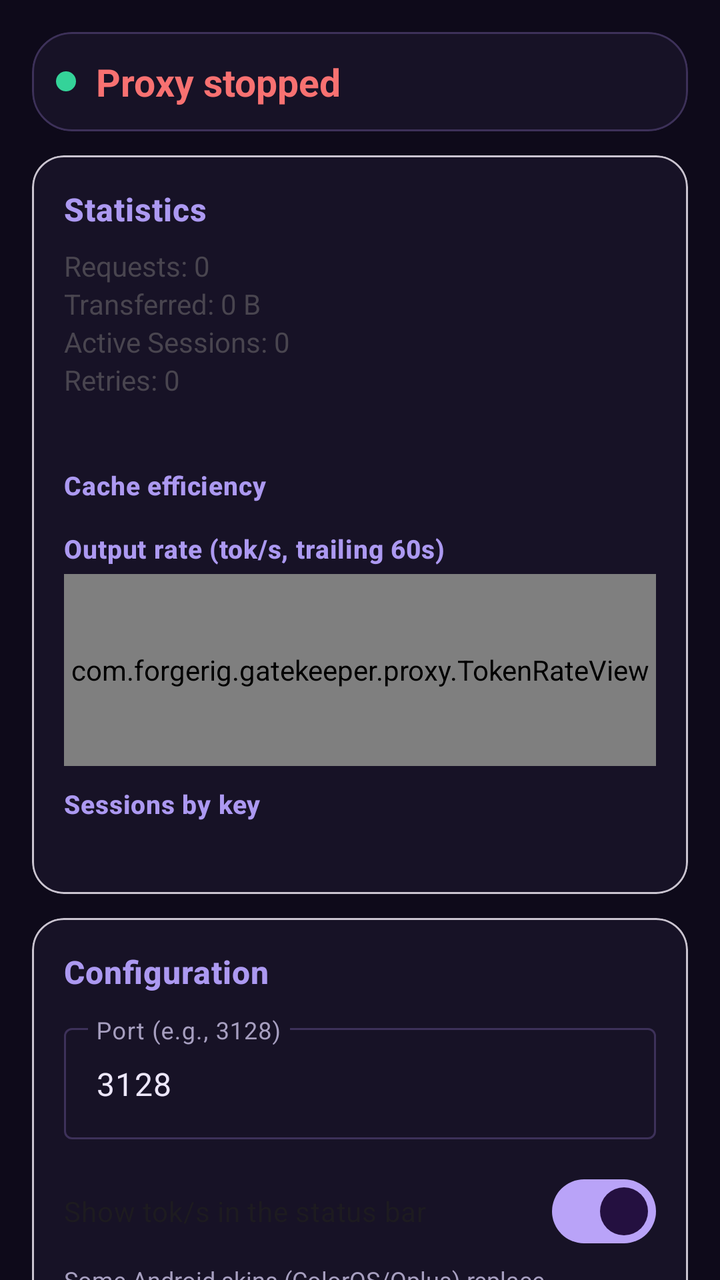
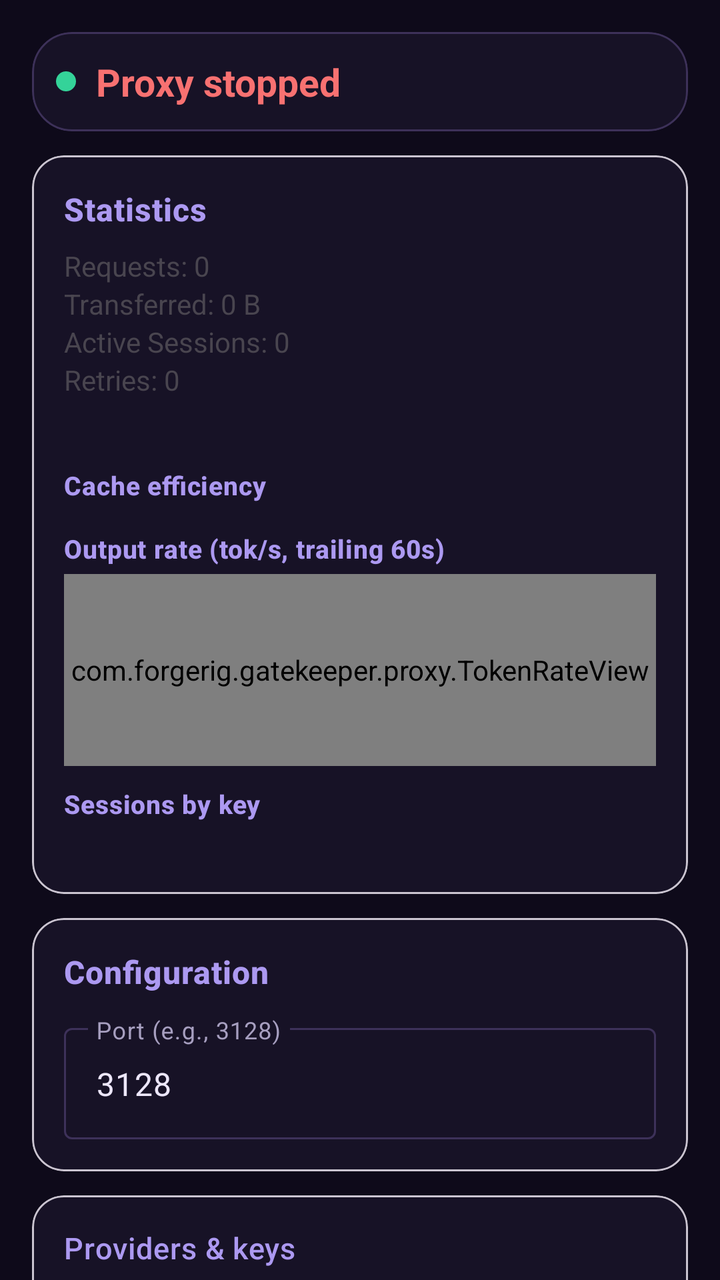

Two renders of the same Android screen: before a commit and after it. Below are the layout's source before the change and the commit's diff.
<!-- AndroidManifest.xml: activity theme Theme.ProxyApp.NoActionBar -->
<!-- res/layout/activity_main.xml -->
<?xml version="1.0" encoding="utf-8"?>
<androidx.constraintlayout.widget.ConstraintLayout
    xmlns:android="http://schemas.android.com/apk/res/android"
    xmlns:app="http://schemas.android.com/apk/res-auto"
    xmlns:tools="http://schemas.android.com/tools"
    android:layout_width="match_parent"
    android:layout_height="match_parent"
    android:fitsSystemWindows="true"
    tools:context=".MainActivity">

    <androidx.core.widget.NestedScrollView
        android:layout_width="match_parent"
        android:layout_height="0dp"
        android:fillViewport="true"
        app:layout_constraintBottom_toBottomOf="parent"
        app:layout_constraintTop_toTopOf="parent"
        app:layout_constraintStart_toStartOf="parent"
        app:layout_constraintEnd_toEndOf="parent">

        <LinearLayout
            android:layout_width="match_parent"
            android:layout_height="wrap_content"
            android:orientation="vertical"
            android:padding="16dp">

            <com.google.android.material.card.MaterialCardView
                android:id="@+id/statusCard"
                android:layout_width="match_parent"
                android:layout_height="wrap_content"
                android:layout_marginBottom="12dp"
                app:cardCornerRadius="20dp"
                app:strokeWidth="1dp"
                app:strokeColor="@color/outline"
                app:cardBackgroundColor="@color/surface">

                <LinearLayout
                    android:layout_width="match_parent"
                    android:layout_height="wrap_content"
                    android:orientation="vertical"
                    android:padding="12dp">

                    <LinearLayout
                        android:layout_width="match_parent"
                        android:layout_height="wrap_content"
                        android:orientation="horizontal"
                        android:gravity="center_vertical">

                        <View
                            android:id="@+id/statusDot"
                            android:layout_width="10dp"
                            android:layout_height="10dp"
                            android:layout_marginEnd="10dp"
                            android:background="@drawable/status_dot" />

                        <TextView
                            android:id="@+id/statusText"
                            android:layout_width="0dp"
                            android:layout_height="wrap_content"
                            android:layout_weight="1"
                            android:text="@string/proxy_stopped"
                            android:textSize="19sp"
                            android:textStyle="bold"
                            android:textColor="@color/red" />
                    </LinearLayout>

                    <TextView
                        android:id="@+id/portText"
                        android:layout_width="match_parent"
                        android:layout_height="wrap_content"
                        android:text=""
                        android:textSize="13sp"
                        android:gravity="center"
                        android:layout_marginTop="4dp"
                        android:textColor="@color/purple_200"
                        android:visibility="gone"/>

                    <TextView
                        android:id="@+id/upstreamText"
                        android:layout_width="match_parent"
                        android:layout_height="wrap_content"
                        android:text=""
                        android:textSize="12sp"
                        android:gravity="center"
                        android:layout_marginTop="2dp"
                        android:visibility="gone"/>
                </LinearLayout>
            </com.google.android.material.card.MaterialCardView>

            <com.google.android.material.card.MaterialCardView
                android:id="@+id/statsCard"
                android:layout_width="match_parent"
                android:layout_height="wrap_content"
                app:cardBackgroundColor="@color/surface"
                android:layout_marginBottom="12dp"
                app:cardCornerRadius="16dp">

                <LinearLayout
                    android:layout_width="match_parent"
                    android:layout_height="wrap_content"
                    android:orientation="vertical"
                    android:padding="16dp">

                    <TextView
                        android:layout_width="match_parent"
                        android:layout_height="wrap_content"
                        android:text="Statistics"
                        android:textSize="16sp"
                        android:textStyle="bold"
                        style="@style/Text.SectionTitle"/>

                    <TextView
                        android:id="@+id/requestsText"
                        android:layout_width="match_parent"
                        android:layout_height="wrap_content"
                        android:text="Requests: 0"
                        android:layout_marginTop="8dp"/>

                    <TextView
                        android:id="@+id/bytesText"
                        android:layout_width="match_parent"
                        android:layout_height="wrap_content"
                        android:text="Transferred: 0 B"/>

                    <TextView
                        android:id="@+id/sessionsText"
                        android:layout_width="match_parent"
                        android:layout_height="wrap_content"
                        android:text="Active Sessions: 0"/>

                    <TextView
                        android:id="@+id/retriesText"
                        android:layout_width="match_parent"
                        android:layout_height="wrap_content"
                        android:text="Retries: 0"/>

                    <TableLayout
                        android:id="@+id/tokensTable"
                        android:layout_width="match_parent"
                        android:layout_height="wrap_content"
                        android:layout_marginTop="8dp"
                        android:stretchColumns="1,2,3,4"
                        android:shrinkColumns="0">
                    </TableLayout>

                    <TextView
                        android:id="@+id/tokensFooterText"
                        android:layout_width="match_parent"
                        android:layout_height="wrap_content"
                        android:textSize="12sp"
                        android:fontFamily="monospace"
                        android:textColor="@color/title_violet"
                        android:text=""/>

                    <TextView
                        android:layout_width="match_parent"
                        android:layout_height="wrap_content"
                        android:layout_marginTop="10dp"
                        android:text="Cache efficiency"
                        android:textSize="13sp"
                        android:textStyle="bold"
                        style="@style/Text.SectionTitle"/>

                    <LinearLayout
                        android:id="@+id/cacheChart"
                        android:layout_width="match_parent"
                        android:layout_height="wrap_content"
                        android:layout_marginTop="4dp"
                        android:orientation="vertical">
                    </LinearLayout>

                    <TextView
                        android:layout_width="match_parent"
                        android:layout_height="wrap_content"
                        android:layout_marginTop="10dp"
                        android:text="Output rate (tok/s, trailing 60s)"
                        android:textSize="13sp"
                        android:textStyle="bold"
                        style="@style/Text.SectionTitle"/>

                    <com.forgerig.gatekeeper.proxy.TokenRateView
                        android:id="@+id/rateChart"
                        android:layout_width="match_parent"
                        android:layout_height="96dp"
                        android:layout_marginTop="4dp"/>

                    <TextView
                        android:layout_width="match_parent"
                        android:layout_height="wrap_content"
                        android:layout_marginTop="10dp"
                        android:text="Sessions by key"
                        android:textSize="13sp"
                        android:textStyle="bold"
                        style="@style/Text.SectionTitle"/>

                    <LinearLayout
                        android:id="@+id/sessionsList"
                        android:layout_width="match_parent"
                        android:layout_height="wrap_content"
                        android:layout_marginTop="4dp"
                        android:orientation="vertical">
                    </LinearLayout>

                    <TextView
                        android:id="@+id/hostsText"
                        android:layout_width="match_parent"
                        android:layout_height="wrap_content"
                        android:textSize="12sp"
                        android:fontFamily="monospace"
                        android:text=""/>
                </LinearLayout>
            </com.google.android.material.card.MaterialCardView>

            <com.google.android.material.card.MaterialCardView
                android:id="@+id/configCard"
                android:layout_width="match_parent"
                android:layout_height="wrap_content"
                app:cardBackgroundColor="@color/surface"
                android:layout_marginBottom="12dp"
                app:cardCornerRadius="16dp">

                <LinearLayout
                    android:layout_width="match_parent"
                    android:layout_height="wrap_content"
                    android:orientation="vertical"
                    android:padding="16dp">

                    <TextView
                        android:layout_width="match_parent"
                        android:layout_height="wrap_content"
                        android:text="Configuration"
                        android:textSize="16sp"
                        android:textStyle="bold"
                        style="@style/Text.SectionTitle"/>

                    <com.google.android.material.textfield.TextInputLayout
                        android:layout_width="match_parent"
                        android:layout_height="wrap_content"
                        android:layout_marginTop="12dp"
                        android:hint="@string/port_hint"
                        style="@style/Widget.Material3.TextInputLayout.OutlinedBox">

                        <com.google.android.material.textfield.TextInputEditText
                            android:id="@+id/portInput"
                            android:layout_width="match_parent"
                            android:layout_height="wrap_content"
                            android:inputType="number"
                            android:text="3128"/>
                    </com.google.android.material.textfield.TextInputLayout>
<com.google.android.material.materialswitch.MaterialSwitch
                        android:id="@+id/statusBarRateSwitch"
                        android:layout_width="match_parent"
                        android:layout_height="wrap_content"
                        android:layout_marginTop="12dp"
                        android:text="Show tok/s in the status bar"
                        android:textSize="14sp"
                        android:checked="true"/>

                    <TextView
                        android:layout_width="match_parent"
                        android:layout_height="wrap_content"
                        android:layout_marginTop="2dp"
                        android:text="Some Android skins (ColorOS/Oplus) replace the status-bar icon with the app icon. If so, allow notifications to show it in Settings."
                        android:textSize="12sp"
                        android:textColor="@color/hint_text"/>
                </LinearLayout>
            </com.google.android.material.card.MaterialCardView>

            <com.google.android.material.card.MaterialCardView
                android:id="@+id/providersCard"
                android:layout_width="match_parent"
                android:layout_height="wrap_content"
                android:layout_marginBottom="12dp"
                app:cardCornerRadius="16dp"
                app:cardBackgroundColor="@color/surface">

                <LinearLayout
                    android:layout_width="match_parent"
                    android:layout_height="wrap_content"
                    android:orientation="vertical"
                    android:padding="16dp">

                    <TextView
                        android:layout_width="match_parent"
                        android:layout_height="wrap_content"
                        style="@style/Text.SectionTitle"
                        android:text="@string/providers_title"/>

                    <TextView
                        android:layout_width="match_parent"
                        android:layout_height="wrap_content"
                        style="@style/Text.Hint"
                        android:layout_marginTop="4dp"
                        android:text="@string/providers_hint"/>

                    <TextView
                        android:id="@+id/providersSummaryText"
                        android:layout_width="match_parent"
                        android:layout_height="wrap_content"
                        android:layout_marginTop="8dp"
                        android:textSize="13sp"
                        android:fontFamily="monospace"
                        android:text="no providers configured"/>

                    <com.google.android.material.button.MaterialButton
                        android:id="@+id/addKeyButton"
                        android:layout_width="match_parent"
                        android:layout_height="wrap_content"
                        android:layout_marginTop="8dp"
                        android:text="@string/add_key"
                        style="@style/Widget.Material3.Button.TonalButton"/>

                    <LinearLayout
                        android:layout_width="match_parent"
                        android:layout_height="wrap_content"
                        android:orientation="horizontal"
                        android:layout_marginTop="8dp">

                        <com.google.android.material.button.MaterialButton
                            android:id="@+id/exportBackupButton"
                            android:layout_width="0dp"
                            android:layout_height="wrap_content"
                            android:layout_weight="1"
                            android:layout_marginEnd="4dp"
                            android:text="@string/export_backup"
                            style="@style/Widget.Material3.Button.OutlinedButton"/>

                        <com.google.android.material.button.MaterialButton
                            android:id="@+id/importBackupButton"
                            android:layout_width="0dp"
                            android:layout_height="wrap_content"
                            android:layout_weight="1"
                            android:layout_marginStart="4dp"
                            android:text="@string/import_backup"
                            style="@style/Widget.Material3.Button.OutlinedButton"/>
                    </LinearLayout>

                    <com.google.android.material.button.MaterialButton
                        android:id="@+id/exportCaButton"
                        android:layout_width="match_parent"
                        android:layout_height="wrap_content"
                        android:layout_marginTop="8dp"
                        android:text="@string/export_ca"
                        style="@style/Widget.Material3.Button.OutlinedButton"/>
                </LinearLayout>
            </com.google.android.material.card.MaterialCardView>

            <com.google.android.material.card.MaterialCardView
                android:id="@+id/eventsCard"
                android:layout_width="match_parent"
                android:layout_height="wrap_content"
                android:layout_marginBottom="12dp"
                app:cardCornerRadius="16dp"
                app:cardBackgroundColor="@color/surface">

                <LinearLayout
                    android:layout_width="match_parent"
                    android:layout_height="wrap_content"
                    android:orientation="vertical"
                    android:padding="16dp">

                    <TextView
                        android:layout_width="match_parent"
                        android:layout_height="wrap_content"
                        style="@style/Text.SectionTitle"
                        android:text="@string/events_title"/>

                    <ScrollView
                        android:id="@+id/eventsScrollView"
                        android:layout_width="match_parent"
                        android:layout_height="wrap_content"
                        android:maxHeight="220dp"
                        android:layout_marginTop="8dp"
                        android:background="@drawable/script_block_bg">

                        <TextView
                            android:id="@+id/eventsText"
                            android:layout_width="match_parent"
                            android:layout_height="wrap_content"
                            android:padding="10dp"
                            style="@style/Text.ScriptBlock"
                            android:text="No events yet — start the proxy."/>
                    </ScrollView>
                </LinearLayout>
            </com.google.android.material.card.MaterialCardView>

            <LinearLayout
                android:layout_width="match_parent"
                android:layout_height="wrap_content"
                android:orientation="horizontal"
                android:gravity="center"
                android:layout_marginTop="4dp">

                <com.google.android.material.button.MaterialButton
                    android:id="@+id/startStopButton"
                    android:layout_width="0dp"
                    android:layout_height="wrap_content"
                    android:layout_weight="1"
                    android:layout_marginEnd="8dp"
                    android:text="@string/start_proxy"
                    app:icon="@android:drawable/ic_media_play"/>

                <com.google.android.material.button.MaterialButton
                    android:id="@+id/exportButton"
                    android:layout_width="0dp"
                    android:layout_height="wrap_content"
                    android:layout_weight="1"
                    android:layout_marginStart="8dp"
                    android:text="@string/export_metrics"/>
            </LinearLayout>

            <com.google.android.material.button.MaterialButton
                android:id="@+id/clearButton"
                android:layout_width="match_parent"
                android:layout_height="wrap_content"
                android:layout_marginTop="8dp"
                android:text="@string/clear_metrics"
                style="@style/Widget.Material3.Button.OutlinedButton"/>

            <com.google.android.material.card.MaterialCardView
                android:id="@+id/setupScriptCard"
                android:layout_width="match_parent"
                android:layout_height="wrap_content"
                app:cardBackgroundColor="@color/surface"
                android:layout_marginTop="12dp"
                app:cardCornerRadius="16dp">

                <LinearLayout
                    android:layout_width="match_parent"
                    android:layout_height="wrap_content"
                    android:orientation="vertical"
                    android:padding="16dp">

                    <LinearLayout
                        android:id="@+id/setupScriptHeader"
                        android:layout_width="match_parent"
                        android:layout_height="wrap_content"
                        android:orientation="horizontal"
                        android:gravity="center_vertical"
                        android:clickable="true"
                        android:focusable="true">

                        <TextView
                            android:layout_width="0dp"
                            android:layout_height="wrap_content"
                            android:layout_weight="1"
                            android:text="@string/setup_script_title"
                            android:textSize="16sp"
                            android:textStyle="bold"
                            style="@style/Text.SectionTitle"/>

                        <ImageView
                            android:id="@+id/setupScriptExpandIcon"
                            android:layout_width="32dp"
                            android:layout_height="32dp"
                            android:padding="4dp"
                            android:src="@android:drawable/arrow_down_float"
                            android:contentDescription="@string/expand"/>
                    </LinearLayout>

                    <TextView
                        android:layout_width="match_parent"
                        android:layout_height="wrap_content"
                        android:text="@string/setup_script_hint"
                        style="@style/Text.Hint"
                        android:layout_marginTop="4dp"/>

                    <com.google.android.material.button.MaterialButton
                        android:id="@+id/copyScriptButton"
                        android:layout_width="wrap_content"
                        android:layout_height="wrap_content"
                        android:layout_marginTop="8dp"
                        android:text="@string/copy_setup_script"
                        app:icon="@android:drawable/ic_menu_save"
                        app:strokeWidth="1dp"
                        app:strokeColor="@color/outline"/>

                    <ScrollView
                        android:id="@+id/setupScriptScrollView"
                        android:layout_width="match_parent"
                        android:layout_height="wrap_content"
                        android:maxHeight="280dp"
                        android:layout_marginTop="8dp"
                        android:background="@drawable/script_block_bg"
                        android:visibility="gone">

                        <HorizontalScrollView
                            android:layout_width="match_parent"
                            android:layout_height="wrap_content">

                            <TextView
                                android:id="@+id/setupScriptText"
                                android:layout_width="wrap_content"
                                android:layout_height="wrap_content"
                                android:padding="10dp"
                                style="@style/Text.ScriptBlock"
                                android:textIsSelectable="true"/>
                        </HorizontalScrollView>
                    </ScrollView>
                </LinearLayout>
            </com.google.android.material.card.MaterialCardView>

            <com.google.android.material.card.MaterialCardView
                android:id="@+id/cleanupScriptCard"
                android:layout_width="match_parent"
                android:layout_height="wrap_content"
                app:cardBackgroundColor="@color/surface"
                android:layout_marginTop="12dp"
                android:layout_marginBottom="24dp"
                app:cardCornerRadius="16dp">

                <LinearLayout
                    android:layout_width="match_parent"
                    android:layout_height="wrap_content"
                    android:orientation="vertical"
                    android:padding="16dp">

                    <LinearLayout
                        android:id="@+id/cleanupScriptHeader"
                        android:layout_width="match_parent"
                        android:layout_height="wrap_content"
                        android:orientation="horizontal"
                        android:gravity="center_vertical"
                        android:clickable="true"
                        android:focusable="true">

                        <TextView
                            android:layout_width="0dp"
                            android:layout_height="wrap_content"
                            android:layout_weight="1"
                            android:text="@string/cleanup_script_title"
                            android:textSize="16sp"
                            android:textStyle="bold"
                            style="@style/Text.SectionTitle"/>

                        <ImageView
                            android:id="@+id/cleanupScriptExpandIcon"
                            android:layout_width="32dp"
                            android:layout_height="32dp"
                            android:padding="4dp"
                            android:src="@android:drawable/arrow_down_float"
                            android:contentDescription="@string/expand"/>
                    </LinearLayout>

                    <TextView
                        android:layout_width="match_parent"
                        android:layout_height="wrap_content"
                        android:text="@string/cleanup_script_hint"
                        style="@style/Text.Hint"
                        android:layout_marginTop="4dp"/>

                    <com.google.android.material.button.MaterialButton
                        android:id="@+id/copyCleanupButton"
                        android:layout_width="wrap_content"
                        android:layout_height="wrap_content"
                        android:layout_marginTop="8dp"
                        android:text="@string/copy_cleanup_script"
                        app:icon="@android:drawable/ic_menu_save"
                        app:strokeWidth="1dp"
                        app:strokeColor="@color/outline"/>

                    <ScrollView
                        android:id="@+id/cleanupScriptScrollView"
                        android:layout_width="match_parent"
                        android:layout_height="wrap_content"
                        android:maxHeight="280dp"
                        android:layout_marginTop="8dp"
                        android:background="@drawable/script_block_bg"
                        android:visibility="gone">

                        <HorizontalScrollView
                            android:layout_width="match_parent"
                            android:layout_height="wrap_content">

                            <TextView
                                android:id="@+id/cleanupScriptText"
                                android:layout_width="wrap_content"
                                android:layout_height="wrap_content"
                                android:padding="8dp"
                                android:textSize="11sp"
                                android:fontFamily="monospace"
                                android:textIsSelectable="true"/>
                        </HorizontalScrollView>
                    </ScrollView>
                </LinearLayout>
            </com.google.android.material.card.MaterialCardView>
        </LinearLayout>
    </androidx.core.widget.NestedScrollView>
</androidx.constraintlayout.widget.ConstraintLayout>
<!-- resources referenced by this layout -->
<resources>
  <color name="hint_text">#FFA79FC0</color>
  <color name="outline">#FF3D3159</color>
  <color name="purple_200">#FFB9A3F8</color>
  <color name="red">#FFF87171</color>
  <color name="surface">#FF171226</color>
  <color name="title_violet">#FFAC99F1</color>
  <!-- drawable script_block_bg (drawable) -->
  <?xml version="1.0" encoding="utf-8"?>
  <shape xmlns:android="http://schemas.android.com/apk/res/android"
      android:shape="rectangle">
      <solid android:color="@color/surface_high" />
      <stroke
          android:width="1dp"
          android:color="@color/outline_variant" />
      <corners android:radius="12dp" />
  </shape>
  <!-- drawable status_dot (drawable) -->
  <?xml version="1.0" encoding="utf-8"?>
  <shape xmlns:android="http://schemas.android.com/apk/res/android"
      android:shape="oval">
      <solid android:color="@color/status_running" />
      <size
          android:width="10dp"
          android:height="10dp" />
  </shape>
  <string name="add_key">Add key</string>
  <string name="cleanup_script_hint">Copy and paste into Termux / proot Ubuntu to remove proxy env, kill daemon, clear metrics.</string>
  <string name="cleanup_script_title">Terminal cleanup script</string>
  <string name="clear_metrics">Clear Metrics</string>
  <string name="copy_cleanup_script">Copy cleanup script</string>
  <string name="copy_setup_script">Copy setup script</string>
  <string name="events_title">Recent events</string>
  <string name="expand">Expand</string>
  <string name="export_backup">Export backup</string>
  <string name="export_ca">Export MITM CA</string>
  <string name="export_metrics">Export Metrics</string>
  <string name="import_backup">Import backup</string>
  <string name="port_hint">Port (e.g., 3128)</string>
  <string name="providers_hint">Providers are built in — just add keys. The proxy injects the active key per provider and rolls over on 429/401. Secrets stay encrypted on-device.</string>
  <string name="providers_title">Providers &amp; keys</string>
  <string name="proxy_stopped">Proxy stopped</string>
  <string name="setup_script_hint">Copy and paste into Termux / proot Ubuntu to route opencode through this proxy.</string>
  <string name="setup_script_title">Terminal setup script</string>
  <string name="start_proxy">Start Proxy</string>
  <style name="Text.Hint" parent="TextAppearance.Material3.BodySmall">
          <item name="android:textColor">@color/hint_text</item>
      </style>
  <style name="Text.ScriptBlock" parent="TextAppearance.Material3.BodySmall">
          <item name="android:textColor">@color/on_surface</item>
          <item name="android:fontFamily">monospace</item>
          <item name="android:textSize">11sp</item>
      </style>
  <style name="Text.SectionTitle" parent="TextAppearance.Material3.TitleMedium">
          <item name="android:textColor">@color/title_violet</item>
          <item name="android:textSize">15sp</item>
          <item name="android:letterSpacing">0.02</item>
      </style>
  <style name="Theme.ProxyApp.NoActionBar">
          <item name="windowActionBar">false</item>
          <item name="windowNoTitle">true</item>
      </style>
  <color name="surface_high">#FF241B3D</color>
  <color name="outline_variant">#FF2C2342</color>
  <color name="status_running">#FF34D399</color>
  <color name="on_surface">#FFEDE7FB</color>
</resources>

<!-- the commit's change to res/layout/activity_main.xml (unified diff, before → after) -->
@@ -246,22 +246,7 @@
                             android:inputType="number"
                             android:text="3128"/>
                     </com.google.android.material.textfield.TextInputLayout>
-<com.google.android.material.materialswitch.MaterialSwitch
-                        android:id="@+id/statusBarRateSwitch"
-                        android:layout_width="match_parent"
-                        android:layout_height="wrap_content"
-                        android:layout_marginTop="12dp"
-                        android:text="Show tok/s in the status bar"
-                        android:textSize="14sp"
-                        android:checked="true"/>
-
-                    <TextView
-                        android:layout_width="match_parent"
-                        android:layout_height="wrap_content"
-                        android:layout_marginTop="2dp"
-                        android:text="Some Android skins (ColorOS/Oplus) replace the status-bar icon with the app icon. If so, allow notifications to show it in Settings."
-                        android:textSize="12sp"
-                        android:textColor="@color/hint_text"/>
+
                 </LinearLayout>
             </com.google.android.material.card.MaterialCardView>
 
